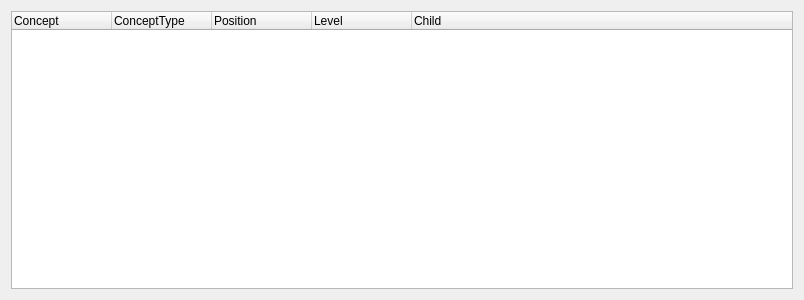
Old version of the form galilei/frontend/kde/qgdocstruct.ui in the repository pfrancq/galilei.
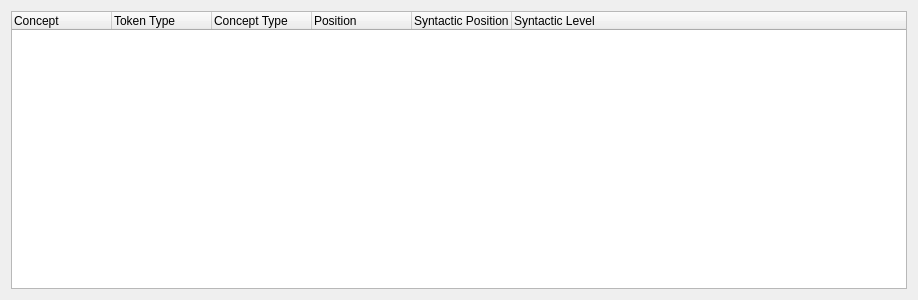
New version of the form.

Commit message: - The implementation of the document tree structure was rewritten (classes 'GConceptNode', 'GConceptNodes' and 'GConceptTree'). - Documents don't store tree structures anymore. - The results of search engines are stored as 'GDocFragment'. - The 'GFilter' class provides a method to extract a text fragment from a document (a default one is provide). - Some bub fixes. - Some documentation adding.

The edit to the form file:
```diff
--- a/galilei/frontend/kde/qgdocstruct.ui
+++ b/galilei/frontend/kde/qgdocstruct.ui
@@ -1,11 +1,11 @@
 <ui version="4.0" >
  <class>QGDocStruct</class>
- <widget class="QWidget" name="QGDocStruct" >
-  <property name="geometry" >
+ <widget class="QWidget" name="QGDocStruct">
+  <property name="geometry">
    <rect>
     <x>0</x>
     <y>0</y>
-    <width>804</width>
+    <width>918</width>
     <height>300</height>
    </rect>
   </property>
@@ -24,23 +24,28 @@
       </property>
      </column>
      <column>
-      <property name="text" >
-       <string>ConceptType</string>
+      <property name="text">
+       <string>Token Type</string>
       </property>
      </column>
      <column>
-      <property name="text" >
+      <property name="text">
+       <string>Concept Type</string>
+      </property>
+     </column>
+     <column>
+      <property name="text">
        <string>Position</string>
       </property>
      </column>
      <column>
-      <property name="text" >
-       <string>Level</string>
+      <property name="text">
+       <string>Syntactic Position</string>
       </property>
      </column>
      <column>
-      <property name="text" >
-       <string>Child</string>
+      <property name="text">
+       <string>Syntactic Level</string>
       </property>
      </column>
     </widget>
```
Left out of the diff: 13 changed lines with no effect on the pictures. The commit also changes 53 other files.
